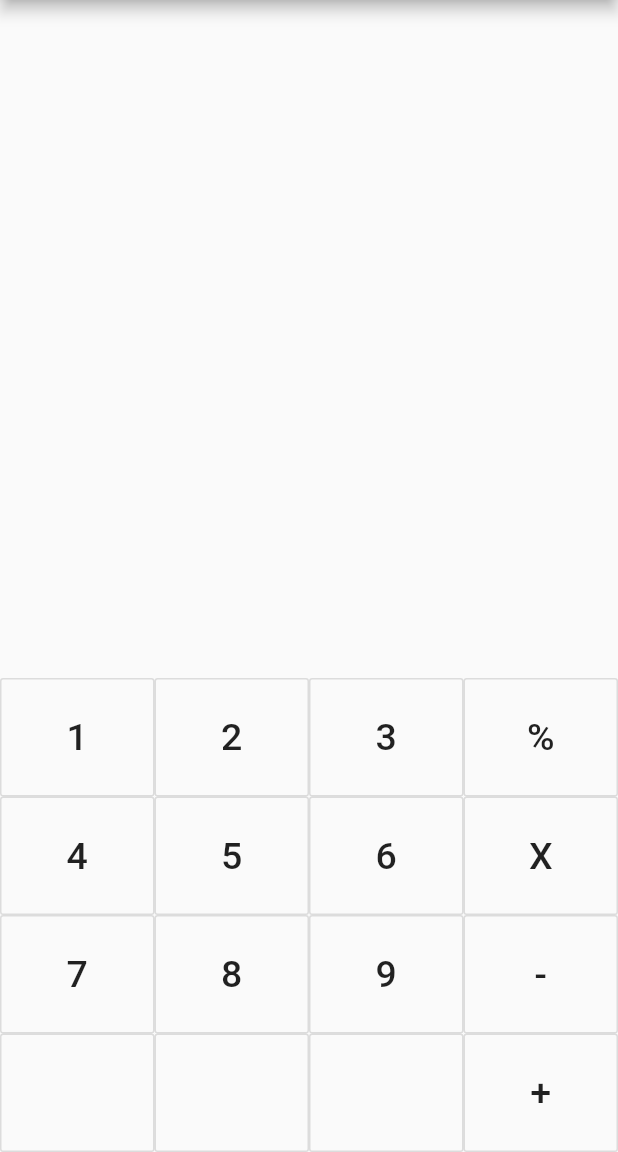
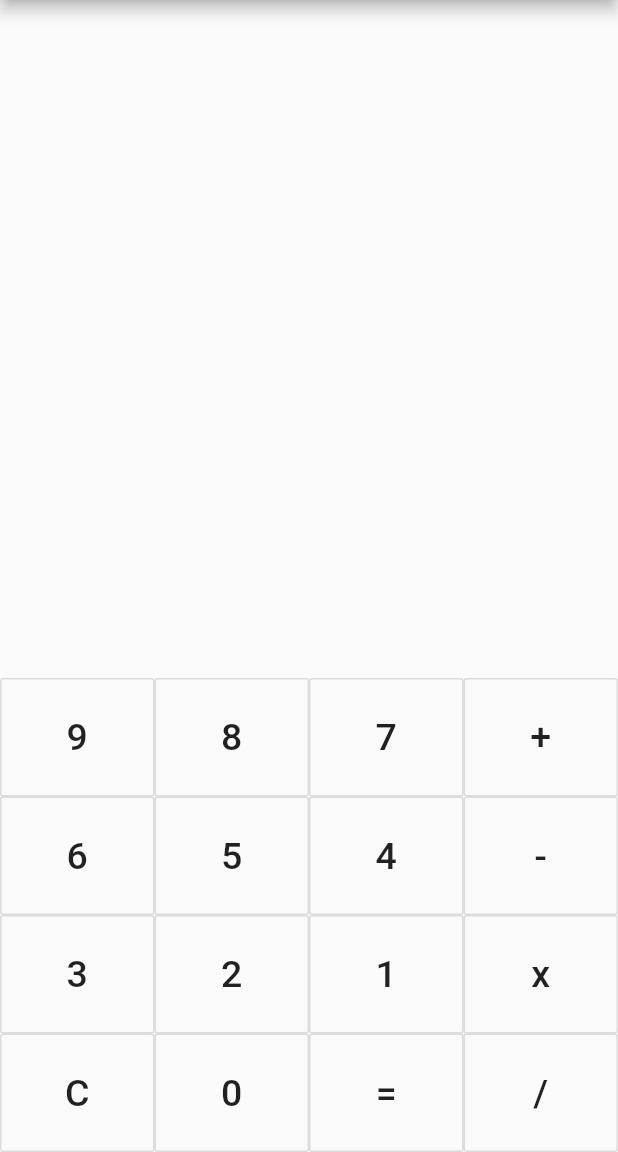
Before and after one commit to vitortrimer/flutter-calculator, a Flutter app: the screen it shows after launch, on a phone screen of 412 x 824 dp, the part 84-1236 px from its top. Run offline on Flutter 3.47's test engine with Material 2 defaults, Android fonts, the phone set to English and light mode, and no system bars.

Commit message:
Add flutter calculator

```diff
--- a/lib/main.dart
+++ b/lib/main.dart
@@ -21,8 +21,37 @@ class HomePage extends StatefulWidget {
 }
 
 class _HomePageState extends State<HomePage> {
-  @override
-  Widget build(BuildContext context) {
+  int firstNum;
+  int secondNum;
+  String textToDisplay = "";
+  String res;
+  String operation;
+
+  void btnClicked(String value) {
+    if (value == "C") {
+      textToDisplay = "";
+      firstNum = 0;
+      secondNum = 0;
+      res = "";
+    } else if (value == "+" || value == "-" || value == "x" || value == "/") {
+      firstNum = int.parse(textToDisplay);
+      res = "";
+      operation = value;
+    } else if (value == "=") {
+      secondNum = int.parse(textToDisplay);
+      if (operation == "+") res = (firstNum + secondNum).toString();
+      if (operation == "-") res = (firstNum - secondNum).toString();
+      if (operation == "x") res = (firstNum * secondNum).toString();
+      if (operation == "/") res = (firstNum ~/ secondNum).toString();
+    } else {
+      res = int.parse(textToDisplay + value).toString();
+    }
+
+    setState(() {
+      textToDisplay = res;
+    });
+  }
+
   Widget customButton(String value) {
     return Expanded(
         child: OutlineButton(
@@ -33,45 +62,60 @@ class _HomePageState extends State<HomePage> {
           fontSize: 25.0,
         ),
       ),
-        onPressed: () {},
+      onPressed: () => btnClicked(value),
     ));
   }
 
+  @override
+  Widget build(BuildContext context) {
     return Scaffold(
       appBar: AppBar(title: Text("Flutter Calculator")),
       body: Container(
         child:
             Column(mainAxisAlignment: MainAxisAlignment.end, children: <Widget>[
+          Expanded(
+            child: Container(
+              padding: EdgeInsets.all(10.0),
+              alignment: Alignment.bottomRight,
+              child: Text(
+                "$textToDisplay",
+                style: TextStyle(
+                  fontSize: 45.0,
+                  fontWeight: FontWeight.w600,
+                ),
+              ),
+            ),
+          ),
           Row(
             children: <Widget>[
-              customButton("1"),
-              customButton("2"),
-              customButton("3"),
-              customButton("%"),
+              customButton("9"),
+              customButton("8"),
+              customButton("7"),
+              customButton("+"),
             ],
           ),
           Row(
             children: <Widget>[
+              customButton("6"),
+              customButton("5"),
               customButton("4"),
-              customButton("5"),
-              customButton("6"),
-              customButton("X"),
-            ],
-          ),
-          Row(
-            children: <Widget>[
-              customButton("7"),
-              customButton("8"),
-              customButton("9"),
               customButton("-"),
             ],
           ),
           Row(
             children: <Widget>[
-              customButton(""),
-              customButton(""),
-              customButton(""),
-              customButton("+"),
+              customButton("3"),
+              customButton("2"),
+              customButton("1"),
+              customButton("x"),
+            ],
+          ),
+          Row(
+            children: <Widget>[
+              customButton("C"),
+              customButton("0"),
+              customButton("="),
+              customButton("/"),
             ],
           )
         ]),
```
Lines whose indentation alone changed are shown as unchanged.
